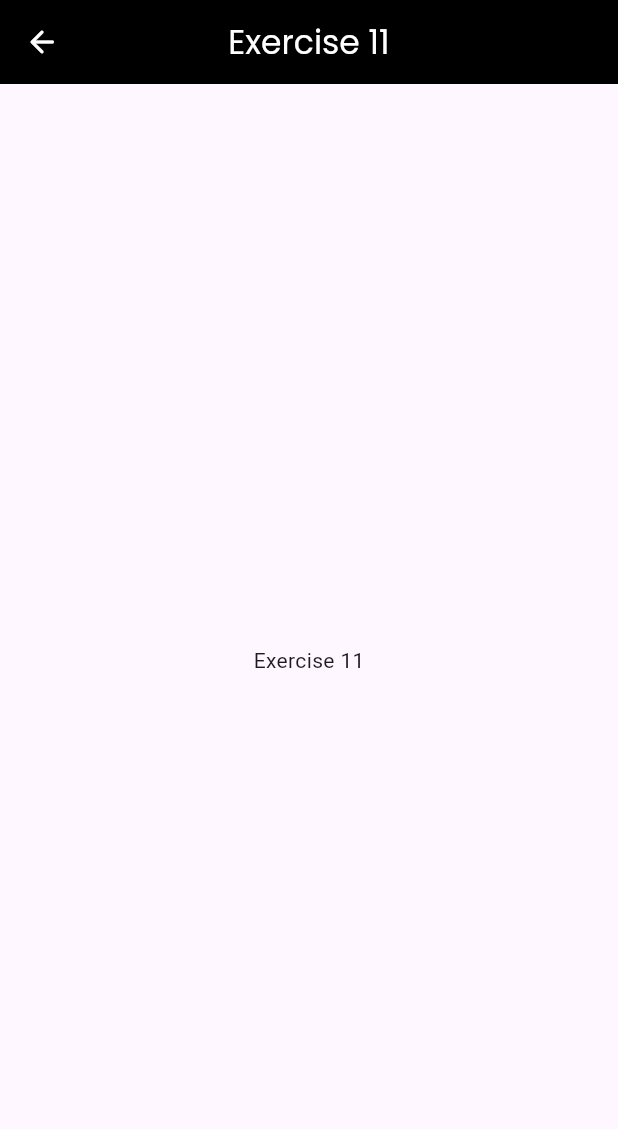
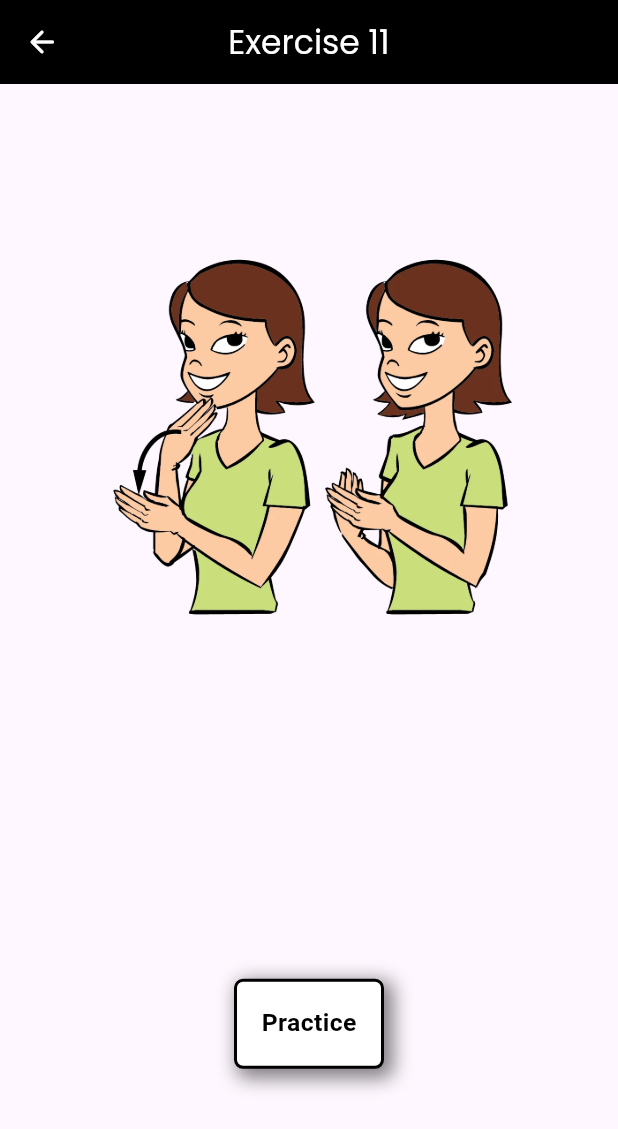
Before and after one commit to ChimeraElixir/sign_learn, a Flutter app: the screen it shows after launch, item 2 of the bottom bar chosen, on a phone screen of 412 x 824 dp. Shown: the top 1129 px of the screen. Run offline on Flutter 3.47's test engine with Material 3 defaults, Android fonts, the phone set to English and light mode, and no system bars; our stand-ins replace cloud_firestore, firebase_auth, google_fonts; accounts and stored records are empty.

Commit message:
practice screen front end

```diff
--- a/lib/pages/practice_screen.dart
+++ b/lib/pages/practice_screen.dart
@@ -1,5 +1,6 @@
 import 'package:flutter/material.dart';
 import 'package:google_fonts/google_fonts.dart';
+import 'package:sign_learn/widgets/level_widget.dart';
 
 class PracticeScreen extends StatefulWidget {
   static String id = "PracticeScreen";
@@ -31,7 +32,14 @@ class _PracticeScreenState extends State<PracticeScreen> {
           style: GoogleFonts.poppins(color: Colors.white),
         ),
       ),
-      body: _body(args),
+      body: Column(
+        mainAxisAlignment: MainAxisAlignment.spaceEvenly,
+        children: <Widget>[
+          _body(args),
+          const SizedBox(height: 15),
+          const LevelWidget(level: "Practice", fontSize: 16.5, height: 60),
+        ],
+      ),
     );
   }
 
@@ -80,79 +88,79 @@ class _PracticeScreenState extends State<PracticeScreen> {
 
   _buildLevelOne() {
     return const Center(
-      child: Text("Exercise 1"),
+      child: Image(image: AssetImage("assets/bye.png")),
     );
   }
 
   _buildLevelTwo() {
     return const Center(
-      child: Text("Exercise 2"),
+      child: Image(image: AssetImage("assets/chocolate.png")),
     );
   }
 
   _buildLevelDefault() {
     return const Center(
-      child: Text("No Exercise detected"),
+      child: Image(image: AssetImage("assets/excuse_me.png")),
     );
   }
 
   _buildLevelTwelve() {
     return const Center(
-      child: Text("Exercise 12"),
+      child: Image(image: AssetImage("assets/good_morning.png")),
     );
   }
 
   _buildLevelELeven() {
     return const Center(
-      child: Text("Exercise 11"),
+      child: Image(image: AssetImage("assets/good.png")),
     );
   }
 
   _buildLevelTen() {
     return const Center(
-      child: Text("Exercise 10"),
+      child: Image(image: AssetImage("assets/happy.png")),
     );
   }
 
   _buildLevelNine() {
     return const Center(
-      child: Text("Exercise 9"),
+      child: Image(image: AssetImage("assets/hello.png")),
     );
   }
 
   _buildLevelEight() {
     return const Center(
-      child: Text("Exercise 8"),
+      child: Image(image: AssetImage("assets/i_love_you.png")),
     );
   }
 
   _buildLevelThree() {
     return const Center(
-      child: Text("Exercise 3"),
+      child: Image(image: AssetImage("assets/please.png")),
     );
   }
 
   _buildLevelFour() {
     return const Center(
-      child: Text("Exercise 4"),
+      child: Image(image: AssetImage("assets/sad.png")),
     );
   }
 
   _buildLevelSix() {
     return const Center(
-      child: Text("Exercise 6"),
+      child: Image(image: AssetImage("assets/thank_you.png")),
     );
   }
 
   _buildLevelSeven() {
     return const Center(
-      child: Text("Exercise 7"),
+      child: Image(image: AssetImage("assets/when.png")),
     );
   }
 
   _buildLevelFive() {
     return const Center(
-      child: Text("Exercise 1"),
+      child: Image(image: AssetImage("assets/excuse_me.png")),
     );
   }
 }
--- /dev/null
+++ b/lib/widgets/level_widget.dart
@@ -0,0 +1,52 @@
+import 'package:flutter/material.dart';
+import 'package:sign_learn/pages/practice_screen.dart';
+
+class LevelWidget extends StatelessWidget {
+  final String level;
+  final double fontSize, height;
+  const LevelWidget(
+      {super.key,
+      required this.level,
+      required this.fontSize,
+      required this.height});
+
+  @override
+  Widget build(BuildContext context) {
+    return GestureDetector(
+      onTap: () {
+        Navigator.pushNamed(context, PracticeScreen.id, arguments: level);
+      },
+      child: Container(
+        width: 100,
+        height: height,
+        padding: const EdgeInsets.all(16.0),
+        decoration: BoxDecoration(
+          color: Colors.white,
+          borderRadius: BorderRadius.circular(6.0),
+          boxShadow: [
+            BoxShadow(
+              color: Colors.black.withOpacity(0.5), // Darker shadow color
+              spreadRadius: 2,
+              blurRadius: 10,
+              offset: const Offset(4, 4), // Right and bottom offset
+            ),
+          ],
+          border: Border.all(
+            color: Colors.black,
+            width: 2.0,
+          ),
+        ),
+        child: Center(
+          child: Text(
+            level,
+            style: TextStyle(
+              color: Colors.black,
+              fontSize: fontSize,
+              fontWeight: FontWeight.bold,
+            ),
+          ),
+        ),
+      ),
+    );
+  }
+}
```
Also changed, not shown: lib/pages/home_screen.dart (+13 -61 lines), pubspec.yaml (+13 -0 lines), assets/bye.png (added), assets/chocolate.png (added), assets/excuse_me.png (added), assets/good.png (added), assets/good_morning.png (added), assets/happy.png (added), assets/hello.png (added), assets/i_love_you.png (added), assets/please.png (added), assets/sad.png (added), assets/when.png (added).
